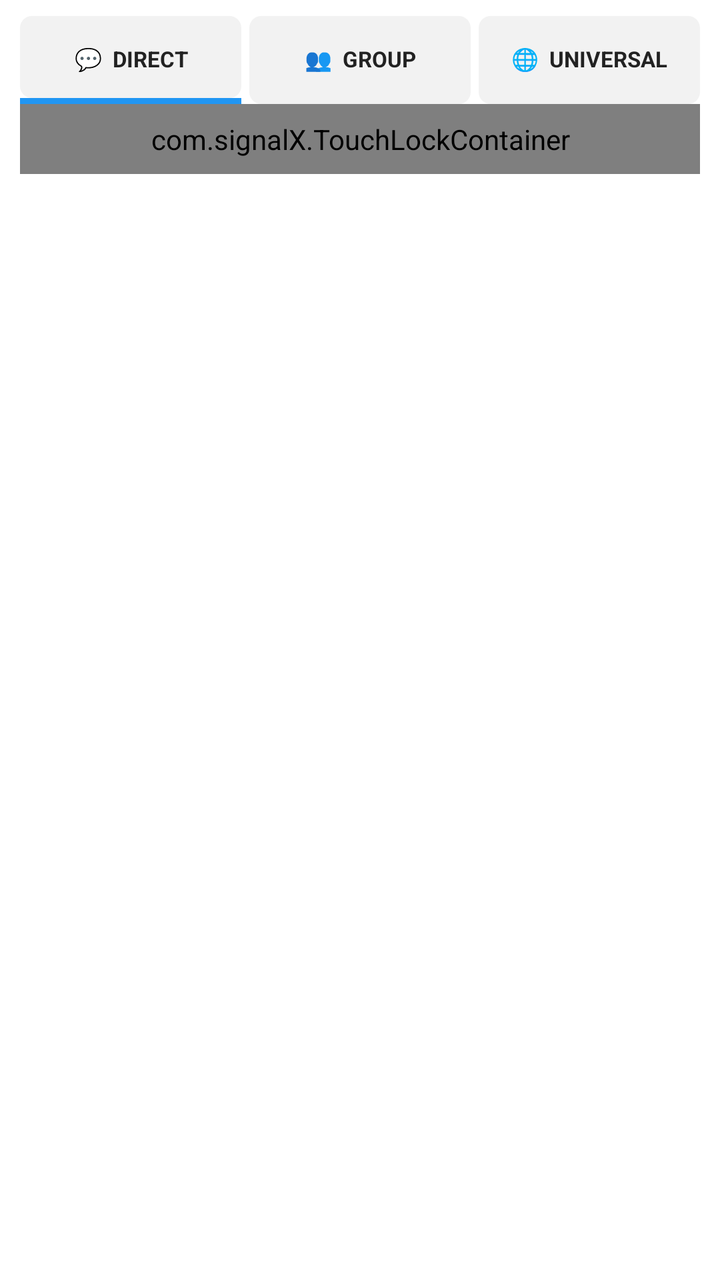
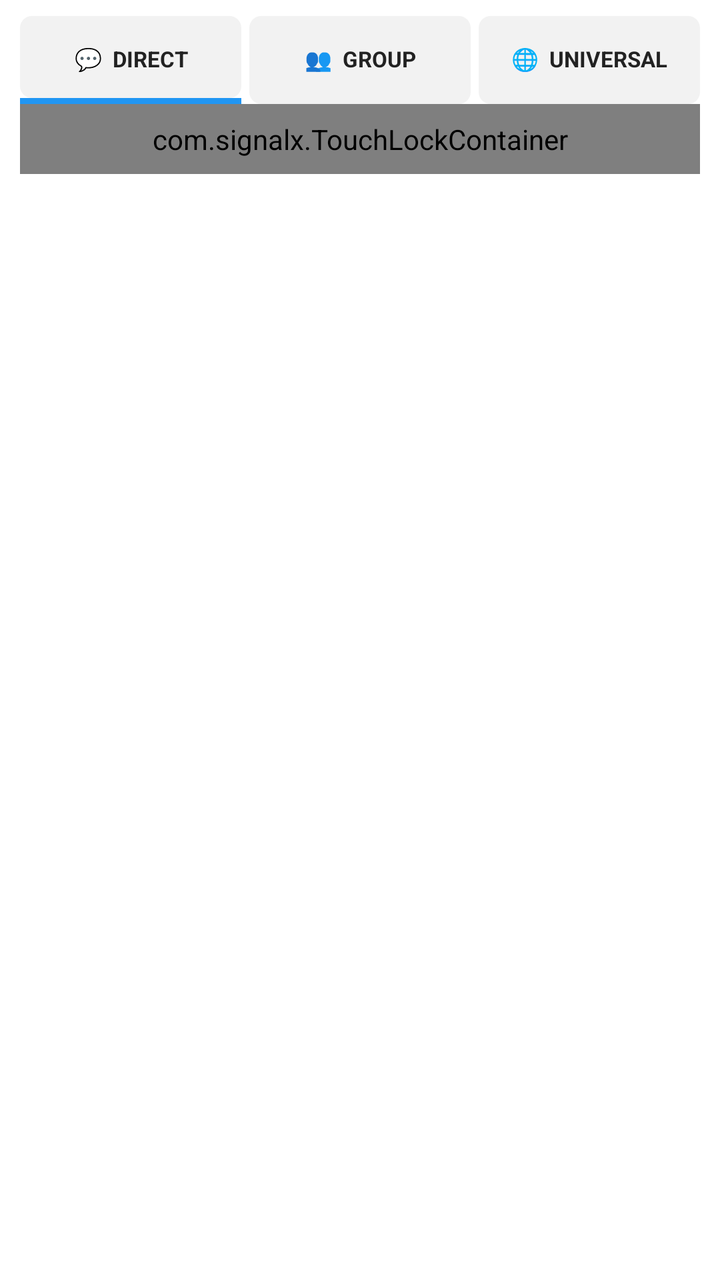

Two renders of the same Android screen: before a commit and after it. Below are the layout's source before the change and the commit's diff.
<!-- AndroidManifest.xml: application theme Theme.SignalX -->
<!-- res/layout/fragment_chat_list.xml -->
<?xml version="1.0" encoding="utf-8"?>
<LinearLayout xmlns:android="http://schemas.android.com/apk/res/android"
    android:layout_width="match_parent"
    android:layout_height="match_parent"
    android:orientation="vertical"
    android:background="#FFFFFF"
    android:clickable="true"
    android:focusable="true">

    <LinearLayout
        android:id="@+id/searchBarContainer"
        android:layout_width="match_parent"
        android:layout_height="42dp"
        android:layout_marginStart="10dp"
        android:layout_marginEnd="10dp"
        android:layout_marginTop="10dp"
        android:orientation="horizontal"
        android:gravity="center_vertical"
        android:paddingStart="14dp"
        android:paddingEnd="14dp"
        android:background="@drawable/bg_search_bar"
        android:clickable="true"
        android:focusable="true"
        android:visibility="gone">

        <TextView
            android:layout_width="wrap_content"
            android:layout_height="wrap_content"
            android:text="🔍"
            android:textSize="15sp"
            android:includeFontPadding="false" />

        <TextView
            android:layout_width="0dp"
            android:layout_height="wrap_content"
            android:layout_weight="1"
            android:layout_marginStart="8dp"
            android:text="Search"
            android:textSize="13sp"
            android:textColor="#999999"
            android:singleLine="true"
            android:includeFontPadding="false" />

    </LinearLayout>


    <LinearLayout
        android:layout_width="match_parent"
        android:layout_height="44dp"
        android:layout_marginStart="10dp"
        android:layout_marginEnd="10dp"
        android:layout_marginTop="8dp"
        android:orientation="horizontal"
        android:weightSum="3">

        <FrameLayout
            android:id="@+id/tabDirect"
            android:layout_width="0dp"
            android:layout_height="match_parent"
            android:layout_weight="1"
            android:layout_marginEnd="2dp"
            android:background="@drawable/bg_performance_selected"
            android:clickable="true"
            android:focusable="true">

            <TextView
                android:layout_width="match_parent"
                android:layout_height="match_parent"
                android:gravity="center"
                android:text="💬  DIRECT"
                android:textSize="11sp"
                android:textStyle="bold"
                android:textColor="#222222"
                android:includeFontPadding="false" />

        </FrameLayout>

        <FrameLayout
            android:id="@+id/tabGroup"
            android:layout_width="0dp"
            android:layout_height="match_parent"
            android:layout_weight="1"
            android:layout_marginStart="2dp"
            android:layout_marginEnd="2dp"
            android:background="@drawable/bg_performance_normal"
            android:clickable="true"
            android:focusable="true">

            <TextView
                android:layout_width="match_parent"
                android:layout_height="match_parent"
                android:gravity="center"
                android:text="👥  GROUP"
                android:textSize="11sp"
                android:textStyle="bold"
                android:textColor="#222222"
                android:includeFontPadding="false" />

        </FrameLayout>

        <FrameLayout
            android:id="@+id/tabUniversal"
            android:layout_width="0dp"
            android:layout_height="match_parent"
            android:layout_weight="1"
            android:layout_marginStart="2dp"
            android:background="@drawable/bg_performance_normal"
            android:clickable="true"
            android:focusable="true">

            <TextView
                android:layout_width="match_parent"
                android:layout_height="match_parent"
                android:gravity="center"
                android:text="🌐  UNIVERSAL"
                android:textSize="11sp"
                android:textStyle="bold"
                android:textColor="#222222"
                android:includeFontPadding="false" />

        </FrameLayout>

    </LinearLayout>


    
    
    
    
    

    <com.signalX.TouchLockContainer
        android:layout_width="match_parent"
        android:layout_height="wrap_content"
        android:layout_marginStart="10dp"
        android:layout_marginEnd="10dp"
        android:layout_marginTop="0dp"
        android:paddingTop="8dp"
        android:paddingBottom="8dp">

        <HorizontalScrollView
            android:id="@+id/filterChipsScrollView"
            android:layout_width="match_parent"
            android:layout_height="38dp"
            android:scrollbars="none">

            <LinearLayout
                android:id="@+id/filterChipsContainer"
                android:layout_width="wrap_content"
                android:layout_height="match_parent"
                android:orientation="horizontal"
                android:gravity="center_vertical">

                <FrameLayout
                    android:id="@+id/filterAll"
                    android:layout_width="wrap_content"
                    android:layout_height="match_parent"
                    android:layout_marginEnd="4dp"
                    android:background="@drawable/bg_performance_selected"
                    android:clickable="true"
                    android:focusable="true">

                    <TextView
                        android:layout_width="wrap_content"
                        android:layout_height="match_parent"
                        android:gravity="center"
                        android:paddingStart="14dp"
                        android:paddingEnd="14dp"
                        android:text="ALL"
                        android:textSize="11sp"
                        android:textStyle="bold"
                        android:textColor="#222222"
                        android:includeFontPadding="false" />

                </FrameLayout>

                <FrameLayout
                    android:id="@+id/filterActive"
                    android:layout_width="wrap_content"
                    android:layout_height="match_parent"
                    android:layout_marginEnd="4dp"
                    android:background="@drawable/bg_performance_normal"
                    android:clickable="true"
                    android:focusable="true">

                    <LinearLayout
                        android:layout_width="wrap_content"
                        android:layout_height="match_parent"
                        android:orientation="horizontal"
                        android:gravity="center"
                        android:paddingStart="14dp"
                        android:paddingEnd="14dp">

                        <TextView
                            android:layout_width="wrap_content"
                            android:layout_height="wrap_content"
                            android:text="ACTIVE"
                            android:textSize="11sp"
                            android:textStyle="bold"
                            android:textColor="#222222"
                            android:includeFontPadding="false" />

                        <View
                            android:layout_width="7dp"
                            android:layout_height="7dp"
                            android:layout_marginStart="4dp"
                            android:background="@drawable/bg_dot_green" />

                    </LinearLayout>

                </FrameLayout>

                <FrameLayout
                    android:id="@+id/filterInactive"
                    android:layout_width="wrap_content"
                    android:layout_height="match_parent"
                    android:layout_marginEnd="4dp"
                    android:background="@drawable/bg_performance_normal"
                    android:clickable="true"
                    android:focusable="true">

                    <LinearLayout
                        android:layout_width="wrap_content"
                        android:layout_height="match_parent"
                        android:orientation="horizontal"
                        android:gravity="center"
                        android:paddingStart="14dp"
                        android:paddingEnd="14dp">

                        <TextView
                            android:layout_width="wrap_content"
                            android:layout_height="wrap_content"
                            android:text="INACTIVE"
                            android:textSize="11sp"
                            android:textStyle="bold"
                            android:textColor="#222222"
                            android:includeFontPadding="false" />

                        <View
                            android:layout_width="7dp"
                            android:layout_height="7dp"
                            android:layout_marginStart="4dp"
                            android:background="@drawable/bg_dot_red" />

                    </LinearLayout>

                </FrameLayout>

                

                <TextView
                    android:id="@+id/btnAddChat"
                    android:layout_width="38dp"
                    android:layout_height="match_parent"
                    android:gravity="center"
                    android:text="+"
                    android:textSize="20sp"
                    android:textStyle="bold"
                    android:textColor="#2196F3"
                    android:clickable="true"
                    android:focusable="true" />

            </LinearLayout>

        </HorizontalScrollView>

    </com.signalX.TouchLockContainer>


    <androidx.recyclerview.widget.RecyclerView
        android:id="@+id/rvChats"
        android:layout_width="match_parent"
        android:layout_height="0dp"
        android:layout_weight="1"
        android:layout_marginTop="0dp"
        android:clipToPadding="false" />

</LinearLayout>
<!-- resources referenced by this layout -->
<resources>
  <!-- drawable bg_dot_green (drawable) -->
  <?xml version="1.0" encoding="utf-8"?>
  <shape xmlns:android="http://schemas.android.com/apk/res/android"
      android:shape="oval">
  
      <solid android:color="#4CAF50" />
  
  </shape>
  <!-- drawable bg_dot_red (drawable) -->
  <?xml version="1.0" encoding="utf-8"?>
  <shape xmlns:android="http://schemas.android.com/apk/res/android"
      android:shape="oval">
  
      <solid android:color="#F44336" />
  
  </shape>
  <!-- drawable bg_performance_normal (drawable) -->
  <?xml version="1.0" encoding="utf-8"?>
  <shape xmlns:android="http://schemas.android.com/apk/res/android"
      android:shape="rectangle">
  
      <solid android:color="#F2F2F2" />
  
      <corners android:radius="6dp" />
  
  </shape>
  <!-- drawable bg_performance_selected (drawable) -->
  <?xml version="1.0" encoding="utf-8"?>
  <layer-list xmlns:android="http://schemas.android.com/apk/res/android">
  
      <item android:bottom="3dp">
  
          <shape android:shape="rectangle">
  
              <solid android:color="#F2F2F2" />
  
              <corners android:radius="6dp" />
  
          </shape>
  
      </item>
  
      <item android:gravity="bottom">
  
          <shape android:shape="rectangle">
  
              <size android:height="3dp" />
  
              <solid android:color="#2196F3" />
  
          </shape>
  
      </item>
  
  </layer-list>
  <!-- drawable bg_search_bar (drawable) -->
  <?xml version="1.0" encoding="utf-8"?>
  <shape xmlns:android="http://schemas.android.com/apk/res/android"
      android:shape="rectangle">
  
      <solid android:color="#F0F0F0" />
  
      <corners android:radius="24dp" />
  
  </shape>
  <style name="Theme.SignalX" parent="Theme.AppCompat.DayNight.NoActionBar">
          <item name="android:windowLightStatusBar">true</item>
          <item name="android:statusBarColor">#F5F5F5</item>
          <item name="colorPrimary">#6200EE</item>
      </style>
</resources>

<!-- the commit's change to res/layout/fragment_chat_list.xml (unified diff, before → after) -->
@@ -129,7 +129,7 @@
     
     
 
-    <com.signalX.TouchLockContainer
+    <com.signalx.TouchLockContainer
         android:layout_width="match_parent"
         android:layout_height="wrap_content"
         android:layout_marginStart="10dp"
@@ -264,7 +264,7 @@
 
         </HorizontalScrollView>
 
-    </com.signalX.TouchLockContainer>
+    </com.signalx.TouchLockContainer>
 
 
     <androidx.recyclerview.widget.RecyclerView
